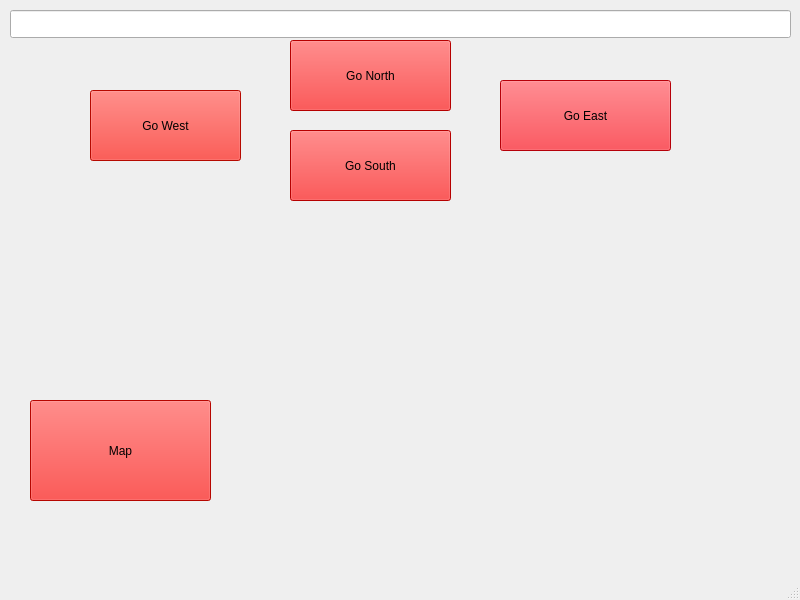
Above: mainwindow.ui from oisinfrizzell26/Oisin_Zork before the change. Below: the same form after it.
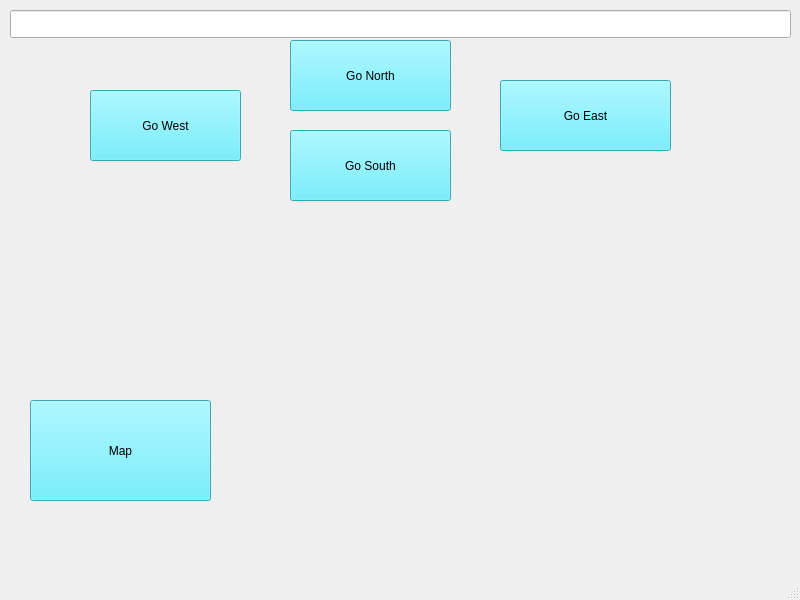
That is the form after the change.

Diff of the .ui file:
```diff
--- a/mainwindow.ui
+++ b/mainwindow.ui
@@ -35,7 +35,8 @@
     </property>
     <property name="styleSheet">
      <string notr="true">color:rgb(0, 0, 0);
-background-color: rgb(255, 0, 0);</string>
+background-color: rgb(80, 235, 255);
+border-color: rgb(0, 0, 0);</string>
     </property>
     <property name="text">
      <string>Go North</string>
@@ -52,7 +53,8 @@
     </property>
     <property name="styleSheet">
      <string notr="true">color: rgb(0, 0, 0);
-background-color: rgb(255, 0, 12);</string>
+background-color: rgb(80, 235, 255);
+border-color: rgb(0, 0, 0);</string>
     </property>
     <property name="text">
      <string>Go East</string>
@@ -69,7 +71,8 @@
     </property>
     <property name="styleSheet">
      <string notr="true">color: rgb(0, 0, 0);
-background-color: rgb(255, 12, 0);</string>
+background-color: rgb(80, 235, 255);
+border-color: rgb(0, 0, 0);</string>
     </property>
     <property name="text">
      <string>Go West</string>
@@ -86,7 +89,8 @@
     </property>
     <property name="styleSheet">
      <string notr="true">color: rgb(0, 0, 0);
-background-color: rgb(255, 0, 0);</string>
+border-color: rgb(0, 0, 0);
+background-color: rgb(80, 235, 255);</string>
     </property>
     <property name="text">
      <string>Go South</string>
@@ -103,7 +107,8 @@
     </property>
     <property name="styleSheet">
      <string notr="true">color:rgb(0, 0, 0);
-background-color: rgb(255, 8, 0);</string>
+background-color: rgb(80, 235, 255);
+border-color: rgb(0, 0, 0);</string>
     </property>
     <property name="text">
      <string>Map</string>
```
